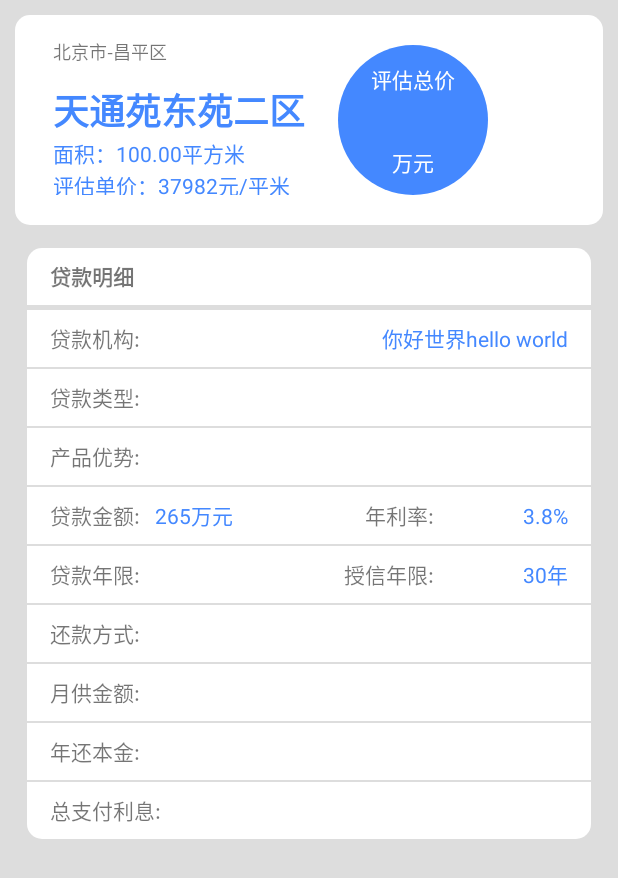
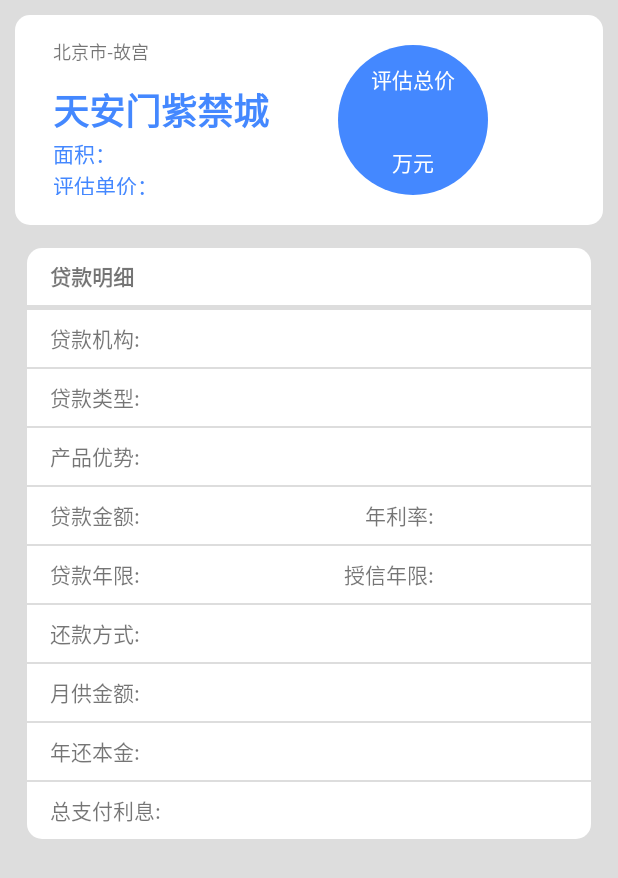
Before and after one commit to WU-SHANG/Solution, an Android app: the layout activity_preview.xml on its own in the app's theme, with its tools: preview values and no code run, on a phone screen of 412 x 824 dp. Shown: the top 878 px of the screen. Run offline under Robolectric (Android 15) with nearby library versions, the phone set to English and light mode, and no system bars.

Commit message:
version 1.6

```diff
--- a/app/src/main/res/layout/activity_preview.xml
+++ b/app/src/main/res/layout/activity_preview.xml
@@ -8,8 +8,21 @@
     tools:context=".activity.PreviewActivity"
     android:background="@color/gray">
 
-    <include layout="@layout/preview_head"/>
+    <ScrollView
+        android:layout_width="match_parent"
+        android:layout_height="match_parent">
 
-    <include layout="@layout/preview_body"/>
+        <LinearLayout
+            android:layout_width="match_parent"
+            android:layout_height="match_parent"
+            android:orientation="vertical">
+
+            <include layout="@layout/preview_head"/>
+
+            <include layout="@layout/preview_body"/>
+
+        </LinearLayout>
+
+    </ScrollView>
 
 </LinearLayout>
--- a/app/src/main/res/layout/preview_body.xml
+++ b/app/src/main/res/layout/preview_body.xml
@@ -6,6 +6,7 @@
     android:layout_marginTop="15dp"
     android:layout_marginLeft="18dp"
     android:layout_marginRight="18dp"
+    android:layout_marginBottom="20dp"
     android:background="@drawable/item_bg">
 
     <!--贷款明细-->
@@ -39,7 +40,6 @@
             android:layout_width="match_parent"
             android:layout_height="@dimen/layout_height"
             android:paddingRight="@dimen/padding_left"
-            android:text="你好世界hello world"
             android:textSize="@dimen/text_size"
             android:textColor="@color/blue"/>
     </LinearLayout>
@@ -115,7 +115,6 @@
             android:layout_width="150dp"
             android:layout_height="@dimen/layout_height"
             android:paddingLeft="10dp"
-            android:text="265万元"
             android:textSize="@dimen/text_size"
             android:textColor="@color/blue"/>
         <TextView
@@ -130,7 +129,6 @@
             android:layout_width="match_parent"
             android:layout_height="@dimen/layout_height"
             android:paddingRight="@dimen/padding_left"
-            android:text="3.8%"
             android:textSize="@dimen/text_size"
             android:textColor="@color/blue" />
     </LinearLayout>
@@ -170,7 +168,6 @@
             android:layout_width="match_parent"
             android:layout_height="@dimen/layout_height"
             android:paddingRight="@dimen/padding_left"
-            android:text="30年"
             android:textSize="@dimen/text_size"
             android:textColor="@color/blue" />
     </LinearLayout>
--- a/app/src/main/res/layout/preview_head.xml
+++ b/app/src/main/res/layout/preview_head.xml
@@ -25,14 +25,14 @@
             android:id="@+id/pre_district"
             android:layout_width="wrap_content"
             android:layout_height="30dp"
-            android:text="北京市-昌平区"
+            android:text="北京市-故宫"
             android:textSize="12sp" />
 
         <TextView
             android:id="@+id/pre_cellname"
             android:layout_width="200dp"
             android:layout_height="36dp"
-            android:text="天通苑东苑二区"
+            android:text="天安门紫禁城"
             android:textColor="@color/blue"
             android:textSize="24sp"
             android:textStyle="bold" />
@@ -41,7 +41,7 @@
             android:id="@+id/pre_area"
             android:layout_width="match_parent"
             android:layout_height="wrap_content"
-            android:text="面积：100.00平方米"
+            android:text="面积："
             android:textColor="@color/blue"
             android:textSize="14sp" />
 
@@ -49,7 +49,7 @@
             android:id="@+id/pre_price"
             android:layout_width="match_parent"
             android:layout_height="wrap_content"
-            android:text="评估单价：37982元/平米"
+            android:text="评估单价："
             android:textColor="@color/blue"
             android:textSize="14sp" />
     </LinearLayout>
```
Also changed, not shown: app/src/main/java/com/example/solution/activity/PreviewActivity.java (+107 -4 lines), app/src/main/java/com/example/solution/pojo/Compare.java (added, +45 -0 lines), app/src/main/res/layout/dialog_layout.xml (+8 -3 lines), 1 other file.
